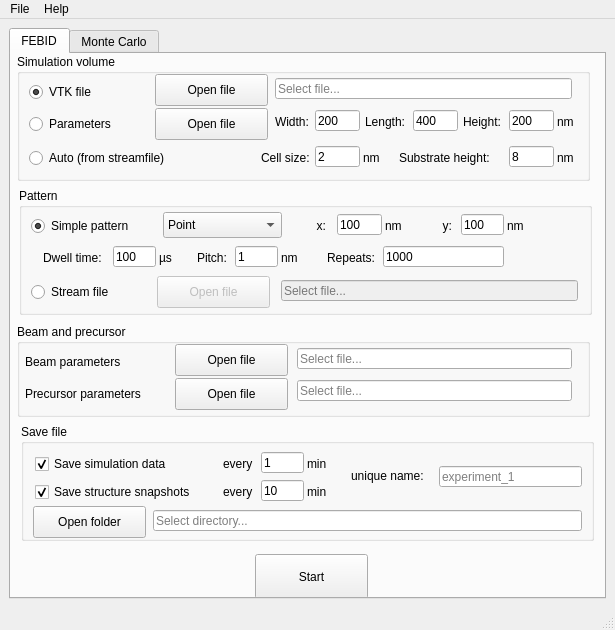
Before: the Qt Designer form source/ui/main_window.ui in MrCheatak/FEBID_py, drawn with Qt 5.
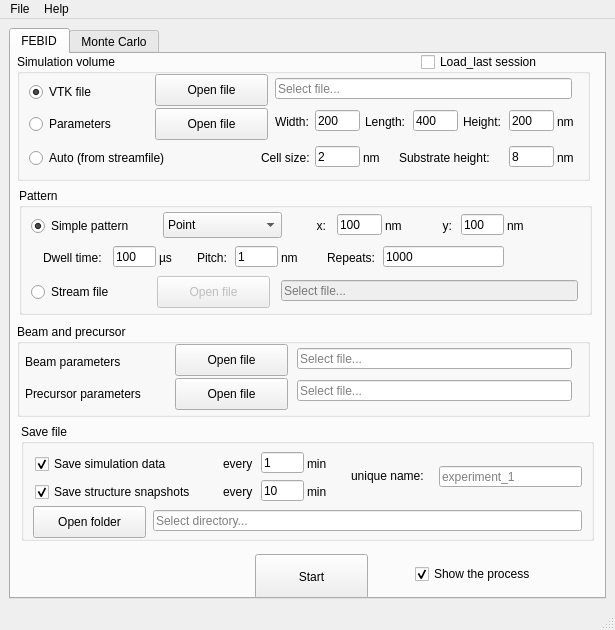
After: the same form once the commit is applied.

What changed in the file:
```diff
--- a/source/ui/main_window.ui
+++ b/source/ui/main_window.ui
@@ -990,6 +990,38 @@
          </property>
         </widget>
        </widget>
+       <widget class="QCheckBox" name="checkbox_show">
+        <property name="geometry">
+         <rect>
+          <x>404</x>
+          <y>510</y>
+          <width>133</width>
+          <height>20</height>
+         </rect>
+        </property>
+        <property name="text">
+         <string>Show the process</string>
+        </property>
+        <property name="checked">
+         <bool>true</bool>
+        </property>
+       </widget>
+       <widget class="QCheckBox" name="checkbox_load_last_session">
+        <property name="geometry">
+         <rect>
+          <x>410</x>
+          <y>0</y>
+          <width>133</width>
+          <height>16</height>
+         </rect>
+        </property>
+        <property name="text">
+         <string>Load_last session</string>
+        </property>
+        <property name="checked">
+         <bool>false</bool>
+        </property>
+       </widget>
       </widget>
       <widget class="QWidget" name="tab_2">
        <attribute name="title">
```
Left out of the diff: 73 changed lines with no effect on the pictures.
